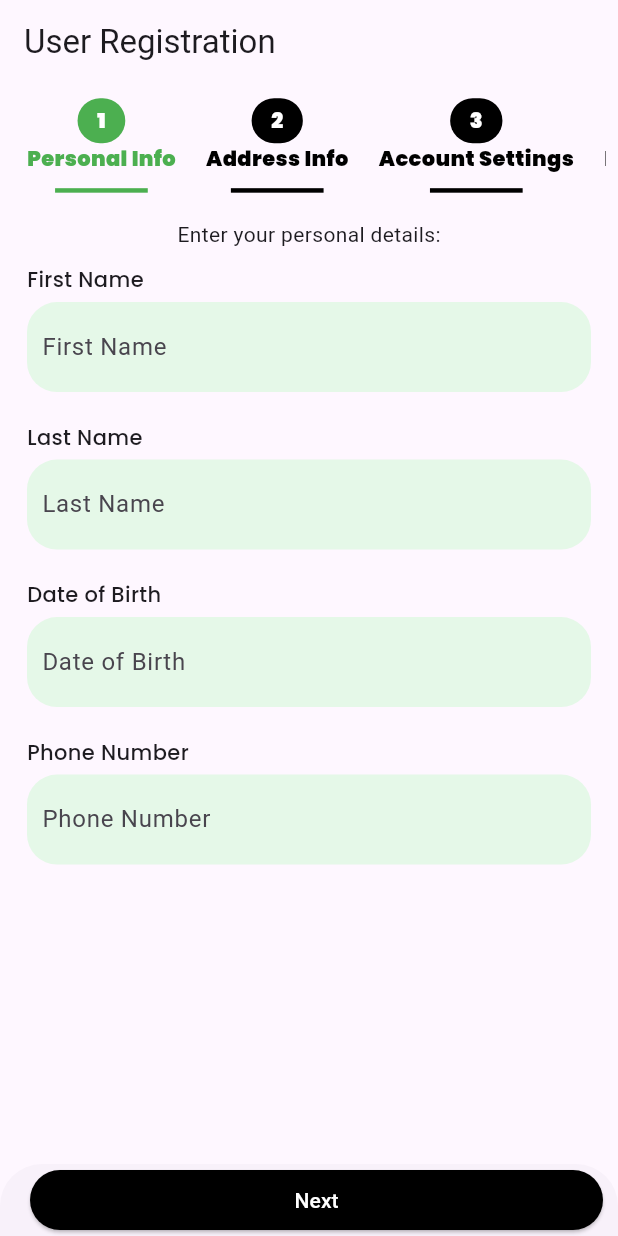
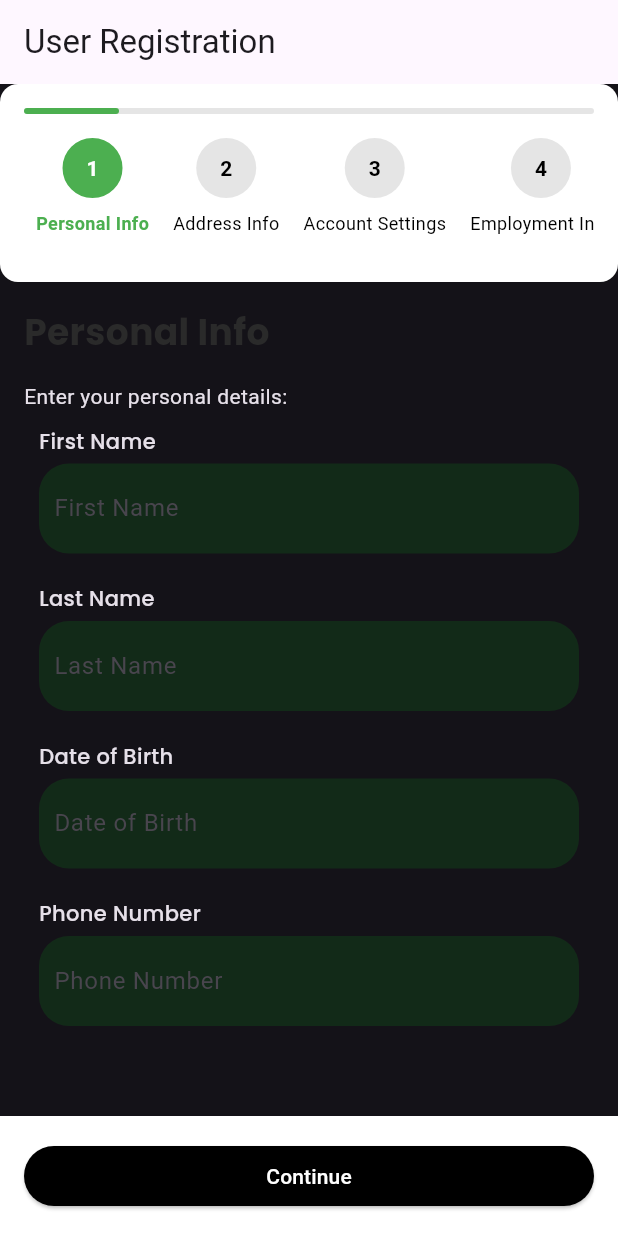
Before and after one commit to amlsampath/flutter_easy_multi_step_form, a Flutter app: the screen it shows after launch, on a phone screen of 412 x 824 dp. Run offline on Flutter 3.47's test engine with Material 3 defaults, Android fonts, the phone set to English and light mode, and no system bars; our stand-ins replace google_fonts.

Commit message:
feat: ui improvement

```diff
--- a/example/lib/main.dart
+++ b/example/lib/main.dart
@@ -17,6 +17,11 @@ class MyApp extends StatelessWidget {
         colorScheme: ColorScheme.fromSeed(seedColor: Colors.deepPurple),
         useMaterial3: true,
       ),
+      darkTheme: ThemeData.dark().copyWith(
+        colorScheme: ColorScheme.fromSeed(seedColor: Colors.deepPurple),
+        useMaterial3: true,
+      ),
+      themeMode: ThemeMode.dark,
       home: const ProfileCreationForm(),
     );
   }
--- a/lib/src/multi_step_form_widget.dart
+++ b/lib/src/multi_step_form_widget.dart
@@ -1,6 +1,7 @@
 // ignore_for_file: public_member_api_docs, sort_constructors_first
 import 'package:flutter/material.dart';
 import 'package:google_fonts/google_fonts.dart';
+import 'theme/form_theme.dart';
 
 import 'package:flutter_easy_multi_step_from/src/form_step.dart';
 import 'package:flutter_easy_multi_step_from/src/multi_step_elevated_button.dart';
@@ -19,7 +20,10 @@ class MultiStepFormWidget extends StatefulWidget {
     required this.onSubmit,
     this.nextButtonColor = Colors.black,
     this.prevButtonColor = Colors.white,
-    this.submitButtonColor = Colors.green,
+    this.submitButtonColor = Colors.white,
+    this.nextButtonTextColor = Colors.white,
+    this.prevButtonTextColor = Colors.black,
+    this.submitButtonTextColor = Colors.green,
     this.stepIndicatorActiveColor = Colors.green,
     this.stepIndicatorDefaultColor = Colors.black,
     this.fontFamily = '',
@@ -42,6 +46,15 @@ class MultiStepFormWidget extends StatefulWidget {
   /// The color of the submit button.
   final Color submitButtonColor;
 
+  /// The color of the next button text.
+  final Color nextButtonTextColor;
+
+  /// The color of the previous button text.
+  final Color prevButtonTextColor;
+
+  /// The color of the submit button text.
+  final Color submitButtonTextColor;
+
   /// The color of the active step indicator.
   final Color stepIndicatorActiveColor;
 
@@ -55,14 +68,32 @@ class MultiStepFormWidget extends StatefulWidget {
   State<MultiStepFormWidget> createState() => _MultiStepFormWidgetState();
 }
 
-class _MultiStepFormWidgetState extends State<MultiStepFormWidget> {
+class _MultiStepFormWidgetState extends State<MultiStepFormWidget>
+    with SingleTickerProviderStateMixin {
   int _currentStep = 0;
 
   late List<GlobalKey<FormState>> formKeys;
+  late AnimationController _animationController;
+  late Animation<double> _fadeAnimation;
+
   @override
   void initState() {
     super.initState();
     initFormGlobalKeys();
+    _animationController = AnimationController(
+      vsync: this,
+      duration: const Duration(milliseconds: 300),
+    );
+    _fadeAnimation = Tween<double>(begin: 0.0, end: 1.0).animate(
+      CurvedAnimation(parent: _animationController, curve: Curves.easeInOut),
+    );
+    _animationController.forward();
+  }
+
+  @override
+  void dispose() {
+    _animationController.dispose();
+    super.dispose();
   }
 
   initFormGlobalKeys() {
@@ -74,129 +105,181 @@ class _MultiStepFormWidgetState extends State<MultiStepFormWidget> {
     });
   }
 
+  Widget _buildStepIndicator(int index, String title) {
+    bool isActive = _currentStep == index;
+    bool isPast = _currentStep > index;
+
+    return Container(
+      margin: const EdgeInsets.symmetric(horizontal: 8),
+      child: Column(
+        children: [
+          AnimatedContainer(
+            duration: const Duration(milliseconds: 200),
+            width: 40,
+            height: 40,
+            decoration: BoxDecoration(
+              shape: BoxShape.circle,
+              color: isPast
+                  ? widget.stepIndicatorActiveColor
+                  : isActive
+                      ? widget.stepIndicatorActiveColor
+                      : widget.stepIndicatorDefaultColor.withAlpha(26),
+              border: Border.all(
+                color: isActive
+                    ? widget.stepIndicatorActiveColor
+                    : Colors.transparent,
+                width: 2,
+              ),
+            ),
+            child: Center(
+              child: isPast
+                  ? Icon(Icons.check, color: Colors.white, size: 20)
+                  : Text(
+                      '${index + 1}',
+                      style: TextStyle(
+                        color: isActive
+                            ? Colors.white
+                            : widget.stepIndicatorDefaultColor,
+                        fontWeight: FontWeight.bold,
+                      ),
+                    ),
+            ),
+          ),
+          const SizedBox(height: 8),
+          Text(
+            title,
+            style: TextStyle(
+              fontSize: 12,
+              fontWeight: isActive ? FontWeight.bold : FontWeight.normal,
+              color: isActive
+                  ? widget.stepIndicatorActiveColor
+                  : widget.stepIndicatorDefaultColor,
+            ),
+          ),
+        ],
+      ),
+    );
+  }
+
   @override
   Widget build(BuildContext context) {
-    String fontFamily = widget.fontFamily.isEmpty
-        ? GoogleFonts.poppins().fontFamily!
-        : widget.fontFamily;
-
     Size size = MediaQuery.of(context).size;
     return SafeArea(
       child: Form(
         key: formKeys[_currentStep],
         child: Scaffold(
-          body: Padding(
-            padding: const EdgeInsets.all(8.0),
-            child: SingleChildScrollView(
+          body: Column(
+            children: [
+              Container(
+                padding: const EdgeInsets.all(FormTheme.spacing),
+                decoration: FormTheme.cardDecoration,
                 child: Column(
                   children: [
+                    LinearProgressIndicator(
+                      value: (_currentStep + 1) / widget.steps.length,
+                      backgroundColor:
+                          widget.stepIndicatorDefaultColor.withAlpha(26),
+                      valueColor: AlwaysStoppedAnimation(
+                          widget.stepIndicatorActiveColor),
+                      minHeight: 4,
+                      borderRadius: BorderRadius.circular(2),
+                    ),
+                    const SizedBox(height: FormTheme.spacing),
                     SizedBox(
-                    height: size.height * 0.08,
+                      height: 80,
                       child: ListView.builder(
                         scrollDirection: Axis.horizontal,
                         itemCount: widget.steps.length,
-                      itemBuilder: (context, index) {
-                        return Container(
-                          margin: EdgeInsets.only(left: 10, right: 10),
-                          child: Column(
-                            mainAxisAlignment: MainAxisAlignment.center,
-                            crossAxisAlignment: CrossAxisAlignment.center,
-                            children: [
-                              Container(
-                                padding: EdgeInsets.only(
-                                  left: 13,
-                                  right: 13,
-                                  top: 5,
-                                  bottom: 5,
-                                ),
-                                decoration: BoxDecoration(
-                                  borderRadius: BorderRadius.circular(50),
-                                  color: _currentStep == index
-                                      ? widget.stepIndicatorActiveColor
-                                      : widget.stepIndicatorDefaultColor,
-                                ),
-                                child: Text(
-                                  (index + 1).toString(),
-                                  style: TextStyle(
-                                    fontWeight: FontWeight.w900,
-                                    color: Colors.white,
-                                    fontFamily: fontFamily,
+                        itemBuilder: (context, index) => _buildStepIndicator(
+                          index,
+                          widget.steps[index].title,
                         ),
                       ),
                     ),
-                              Text(
-                                widget.steps[index].title,
-                                style: TextStyle(
-                                  fontWeight: FontWeight.w900,
-                                  color: _currentStep == index
-                                      ? widget.stepIndicatorActiveColor
-                                      : widget.stepIndicatorDefaultColor,
-                                  fontFamily: fontFamily,
+                  ],
                 ),
               ),
-                              SizedBox(height: 10),
-                              Container(
-                                width: size.width * .15,
-                                height: 3,
-                                color: _currentStep == index
-                                    ? widget.stepIndicatorActiveColor
-                                    : widget.stepIndicatorDefaultColor,
-                              ),
-                            ],
-                          ),
-                        );
-                      },
+              Expanded(
+                child: FadeTransition(
+                  opacity: _fadeAnimation,
+                  child: SingleChildScrollView(
+                    padding: const EdgeInsets.all(FormTheme.spacing),
+                    child: Column(
+                      crossAxisAlignment: CrossAxisAlignment.start,
+                      children: [
+                        Text(
+                          widget.steps[_currentStep].title,
+                          style: TextStyle(
+                            fontSize: 24,
+                            fontWeight: FontWeight.bold,
+                            color: FormTheme.secondaryColor,
+                            fontFamily: widget.fontFamily.isEmpty
+                                ? GoogleFonts.poppins().fontFamily
+                                : widget.fontFamily,
                           ),
                         ),
-                  SizedBox(height: size.height * 0.02),
-                  Column(children: widget.steps[_currentStep].fields),
+                        const SizedBox(height: FormTheme.spacing),
+                        ...widget.steps[_currentStep].fields,
                       ],
                     ),
                   ),
                 ),
-          bottomSheet: Padding(
-            padding: const EdgeInsets.symmetric(horizontal: 10),
+              ),
+            ],
+          ),
+          bottomSheet: Container(
+            padding: const EdgeInsets.all(FormTheme.spacing),
+            decoration: BoxDecoration(
+              color: Colors.white,
+              boxShadow: [
+                BoxShadow(
+                  color: Colors.black.withAlpha(13),
+                  blurRadius: 10,
+                  offset: const Offset(0, -2),
+                ),
+              ],
+            ),
             child: Row(
-              mainAxisAlignment: MainAxisAlignment.spaceAround,
               children: [
                 if (_currentStep != 0)
                   Expanded(
+                    flex: 5,
+                    child: Padding(
+                      padding: const EdgeInsets.only(right: 12),
                       child: MultiStepElevatedButton(
-                      backgroundColor: widget.prevButtonColor,
-                      foregroundColor: Colors.black,
                         onPressed: () {
-                        setState(() {
-                          _currentStep--;
+                          _animationController.reverse().then((_) {
+                            setState(() => _currentStep--);
+                            _animationController.forward();
                           });
                         },
                         text: 'Previous',
+                        foregroundColor: widget.prevButtonTextColor,
+                        backgroundColor: widget.prevButtonColor,
                       ),
                     ),
-                SizedBox(width: 10),
-                if (_currentStep != widget.steps.length - 1)
+                  ),
                 Expanded(
+                  flex: 5,
                   child: MultiStepElevatedButton(
-                      backgroundColor: widget.nextButtonColor,
-                      text: 'Next',
                     onPressed: () {
                       if (formKeys[_currentStep].currentState!.validate()) {
-                          setState(() {
-                            _currentStep++;
+                        if (_currentStep < widget.steps.length - 1) {
+                          _animationController.reverse().then((_) {
+                            setState(() => _currentStep++);
+                            _animationController.forward();
                           });
+                        } else {
+                          widget.onSubmit();
+                        }
                       }
                     },
-                    ),
-                  ),
-                if (_currentStep == widget.steps.length - 1)
-                  Expanded(
-                    child: MultiStepElevatedButton(
-                      backgroundColor: widget.submitButtonColor,
-                      onPressed: () {
-                        if (formKeys[_currentStep].currentState!.validate()) {
-                          widget.onSubmit();
-                        }
-                      },
-                      text: 'Submit',
+                    foregroundColor: _currentStep == widget.steps.length - 1
+                        ? widget.submitButtonTextColor
+                        : widget.nextButtonTextColor,
+                    text: _currentStep == widget.steps.length - 1
+                        ? 'Submit'
+                        : 'Continue',
                   ),
                 ),
               ],
--- /dev/null
+++ b/lib/src/theme/form_theme.dart
@@ -0,0 +1,24 @@
+import 'package:flutter/material.dart';
+
+class FormTheme {
+  static const Color primaryColor = Color(0xFF6C63FF);
+  static const Color secondaryColor = Color(0xFF2A2A2A);
+  static const Color backgroundColor = Color(0xFFF8F9FA);
+  static const Color successColor = Color(0xFF40B273);
+  static const Color errorColor = Color(0xFFE74C3C);
+
+  static const double borderRadius = 12.0;
+  static const double spacing = 16.0;
+
+  static BoxDecoration cardDecoration = BoxDecoration(
+    color: Colors.white,
+    borderRadius: BorderRadius.circular(borderRadius),
+    boxShadow: [
+      BoxShadow(
+        color: Colors.black.withAlpha(13), // Changed from withOpacity(0.05)
+        blurRadius: 10,
+        offset: const Offset(0, 2),
+      ),
+    ],
+  );
+}
```
Lines whose indentation alone changed are shown as unchanged.
